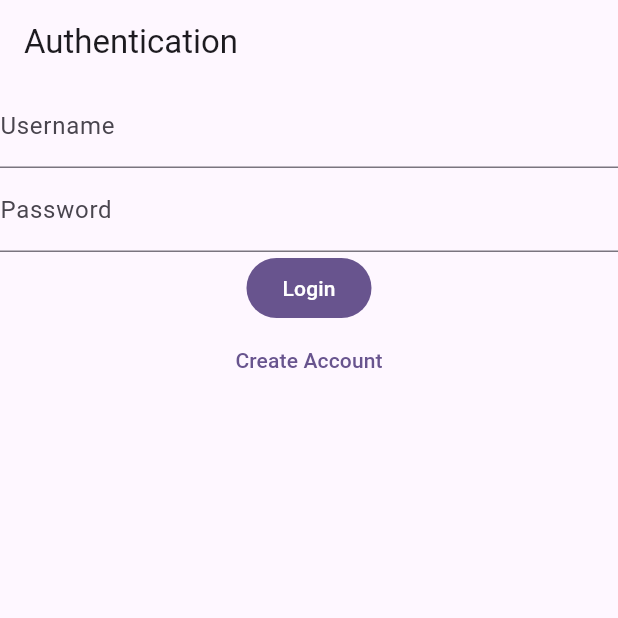
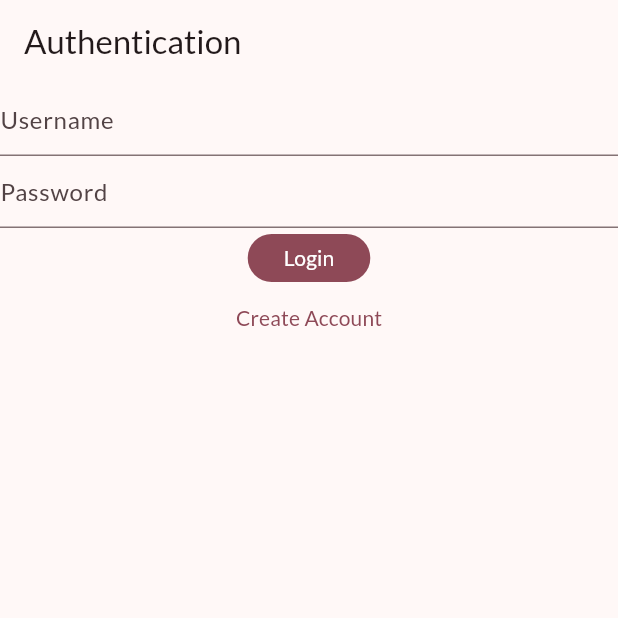
Before and after one commit to Delthoid/konek-frontend, a Flutter app: the screen it shows after launch, on a phone screen of 412 x 824 dp, the top half of it. Run offline on Flutter 3.47's test engine with Material 3 defaults, Android fonts, the phone set to English and light mode, and no system bars; our stand-ins replace dio, equatable, flutter_bloc, flutter_secure_storage, get_it, go_router and 3 more.

Commit message:
#20 Add server management features and improve routing; implement server and channel pages, sidebar, and icons

```diff
--- a/lib/config/route_names.dart
+++ b/lib/config/route_names.dart
@@ -7,4 +7,8 @@ class RouteNames {
   // Auth
   static const String login = '$auth/login';
   static const String signUp = '$auth/sign-up';
+
+  // Servers
+  static const String server = '$home/server/:serverId';
+  static const String channel = '$server/channel/:channelId';
 }
--- a/lib/config/router_config.dart
+++ b/lib/config/router_config.dart
@@ -1,15 +1,25 @@
+import 'package:flutter/foundation.dart';
 import 'package:flutter/material.dart';
 import 'package:flutter_bloc/flutter_bloc.dart';
+import 'package:get_it/get_it.dart';
 import 'package:go_router/go_router.dart';
 import 'package:konek_frontend/config/route_names.dart';
+import 'package:konek_frontend/core/services/services.dart';
 import 'package:konek_frontend/features/auth/presentation/bloc/auth_bloc.dart';
 import 'package:konek_frontend/features/auth/presentation/widgets/auth_login_form.dart';
 import 'package:konek_frontend/features/auth/presentation/widgets/auth_shell.dart';
 import 'package:konek_frontend/features/auth/presentation/widgets/auth_signup_form.dart';
+import 'package:konek_frontend/features/servers/presentation/pages/server_shell.dart';
+import 'package:konek_frontend/main_app/pages/main_page.dart';
 import 'package:konek_frontend/main_app/pages/main_shell.dart';
 
 class AppRouterConfig {
-  static GoRouter get router => GoRouter(
+  final GoRouter _releaseRouter = AppRouterConfig.router;
+
+/// The route configuration.
+GoRouter get testRouter => kDebugMode ? AppRouterConfig.router : _releaseRouter;
+
+  static GoRouter router = GoRouter(
     initialLocation: RouteNames.home,
     redirect: (context, state) {
       final auth = BlocProvider.of<AuthBloc>(context);
@@ -35,10 +45,49 @@ class AppRouterConfig {
       return null;
     },
     routes: [
-      GoRoute(
-        path: RouteNames.home,
-        name: RouteNames.home,
-        builder: (context, state) => MainShell(child: Container()),
+      ShellRoute(
+        restorationScopeId: 'test',
+        builder: (context, state, child) => MainShell(child: child),
+        routes: [
+          GoRoute(
+            path: RouteNames.home,
+            name: RouteNames.home,
+            builder: (context, state) => const MainPage(),
+          ),
+
+          ShellRoute(
+            restorationScopeId: 'server_shell',
+            builder: (context, state, child) {
+              final serverId = state.pathParameters['serverId'] ?? '';
+              return ServerShell(serverId: serverId, child: child);
+            },
+            routes: [
+              ShellRoute(
+                builder: (context, state, child) => child,
+                routes: [
+                  GoRoute(
+                    path: RouteNames.server,
+                    name: RouteNames.server,
+                    builder: (context, state) {
+                      final serverId = state.pathParameters['serverId'] ?? '';
+                      GetIt.I<LoggingService>().logInfo('Navigating to server with ID: $serverId');
+                      return Text('Server ID: $serverId');
+                    },
+                  ),
+                  GoRoute(
+                    path: RouteNames.channel,
+                    name: RouteNames.channel,
+                    builder: (context, state) {
+                      final channelId = state.pathParameters['channelId'] ?? '';
+                      GetIt.I<LoggingService>().logInfo('Navigating to channel with ID: $channelId');
+                      return Text('Channel ID: $channelId');
+                    },
+                  ),
+                ],
+              ),
+            ],
+          ),
+        ],
       ),
 
       ShellRoute(
--- /dev/null
+++ b/lib/core/theme/app_theme.dart
@@ -0,0 +1,42 @@
+import 'package:flutter/material.dart';
+import 'package:google_fonts/google_fonts.dart';
+
+class AppTheme {
+  static ThemeData get lightTheme {
+    return ThemeData(
+      useMaterial3: true,
+      brightness: Brightness.light,
+      visualDensity: VisualDensity.compact,
+      fontFamily: GoogleFonts.lato().fontFamily,
+      pageTransitionsTheme: PageTransitionsTheme(
+        builders: {
+          TargetPlatform.iOS: CupertinoPageTransitionsBuilder(),
+          TargetPlatform.android: ZoomPageTransitionsBuilder(),
+          TargetPlatform.linux: ZoomPageTransitionsBuilder(),
+          TargetPlatform.macOS: FadeForwardsPageTransitionsBuilder(),
+          TargetPlatform.windows: ZoomPageTransitionsBuilder(),
+        },
+      ),
+      colorScheme: ColorScheme.fromSeed(seedColor: Colors.pink, brightness: Brightness.light),
+    );
+  }
+
+  static ThemeData get darkTheme {
+    return ThemeData(
+      useMaterial3: true,
+      brightness: Brightness.dark,
+      visualDensity: VisualDensity.compact,
+      fontFamily: GoogleFonts.nunitoSans().fontFamily,
+      pageTransitionsTheme: PageTransitionsTheme(
+        builders: {
+          TargetPlatform.iOS: CupertinoPageTransitionsBuilder(),
+          TargetPlatform.android: ZoomPageTransitionsBuilder(),
+          TargetPlatform.linux: ZoomPageTransitionsBuilder(),
+          TargetPlatform.macOS: ZoomPageTransitionsBuilder(),
+          TargetPlatform.windows: ZoomPageTransitionsBuilder(),
+        },
+      ),
+      colorScheme: ColorScheme.fromSeed(seedColor: const Color(0xFF0A84FF), brightness: Brightness.dark),
+    );
+  }
+}
--- a/lib/features/auth/presentation/bloc/auth_bloc.dart
+++ b/lib/features/auth/presentation/bloc/auth_bloc.dart
@@ -41,7 +41,6 @@ class AuthBloc extends Bloc<AuthEvent, AuthState> {
     on<AuthLoginPressed>((event, emit) async {
       emit(AuthLoading());
       try {
-        await Future.delayed(const Duration(seconds: 5));
         final userSession = await _loginUsecase.call(
           userName: event.username,
           password: event.password,
@@ -62,7 +61,6 @@ class AuthBloc extends Bloc<AuthEvent, AuthState> {
       emit(AuthLoading());
 
       try {
-        await Future.delayed(const Duration(seconds: 5));
         final userEntity =  await _signupUsecase.call(
           email:  event.email,
           userName: event.username,
--- a/lib/main.dart
+++ b/lib/main.dart
@@ -1,7 +1,10 @@
+import 'package:flutter/foundation.dart';
 import 'package:flutter/material.dart';
 import 'package:flutter_bloc/flutter_bloc.dart';
+import 'package:go_router/go_router.dart';
 import 'package:konek_frontend/config/router_config.dart';
 import 'package:konek_frontend/core/services/bloc_observer_service.dart';
+import 'package:konek_frontend/core/theme/app_theme.dart';
 import 'package:konek_frontend/di.dart';
 import 'package:konek_frontend/features/auth/presentation/bloc/auth_bloc.dart';
 
@@ -19,13 +22,17 @@
   Widget build(BuildContext context) {
 
     return MultiBlocProvider(
+      key: const Key('app_bloc_providers'),
       providers: [
         BlocProvider<AuthBloc>(create: (_) => AuthBloc()..add(AuthStarted())),
       ],
       child: MaterialApp.router(
         title: 'Flutter Demo',
-        theme: ThemeData(colorScheme: ColorScheme.fromSeed(seedColor: Colors.deepPurple)),
-        routerConfig: AppRouterConfig.router,
+        debugShowCheckedModeBanner: false,
+        theme: AppTheme.lightTheme,
+        darkTheme: AppTheme.darkTheme,
+        themeMode: ThemeMode.system,
+        routerConfig: AppRouterConfig().testRouter,
       ),
     );
   }
```
Also changed, not shown: lib/features/servers/domain/entities/server_entity.dart (added, +21 -0 lines), lib/features/servers/presentation/pages/server_shell.dart (added, +102 -0 lines), lib/features/servers/presentation/widgets/server_icon.dart (added, +62 -0 lines), lib/features/servers/presentation/widgets/server_sidebar.dart (added, +73 -0 lines), lib/main_app/pages/main_page.dart (added, +17 -0 lines), lib/main_app/pages/main_shell.dart (+26 -3 lines).
